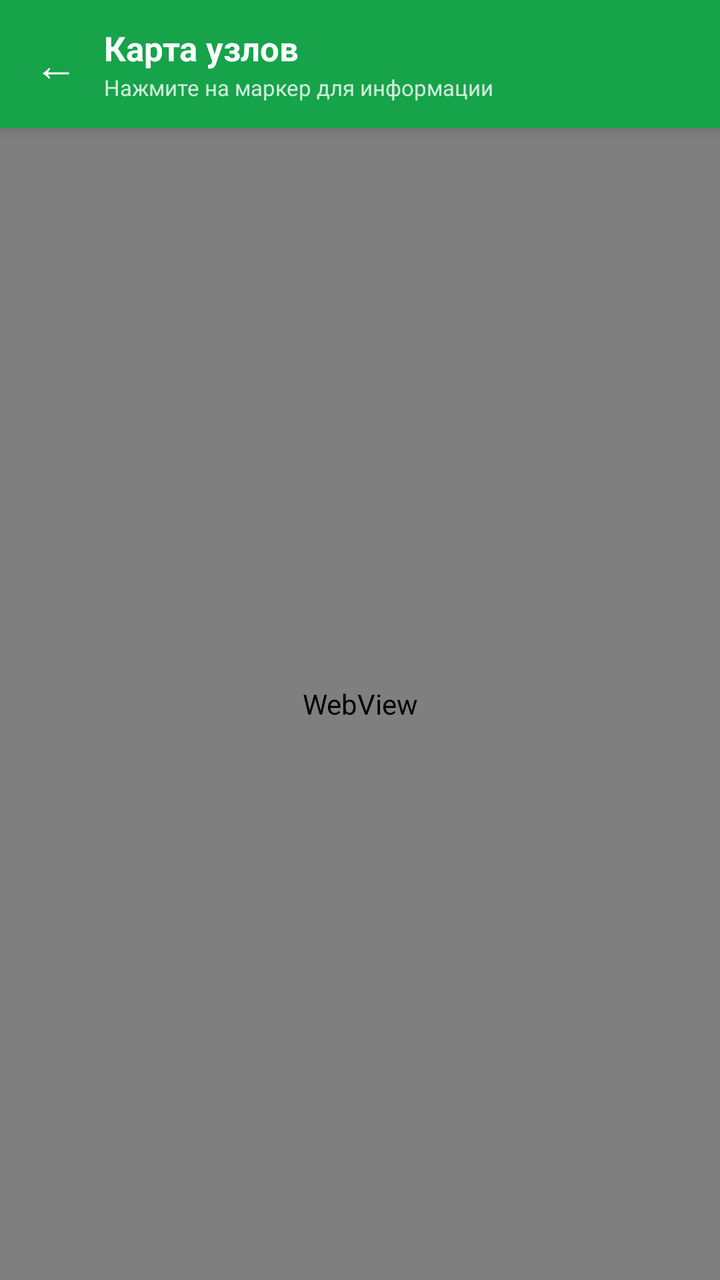
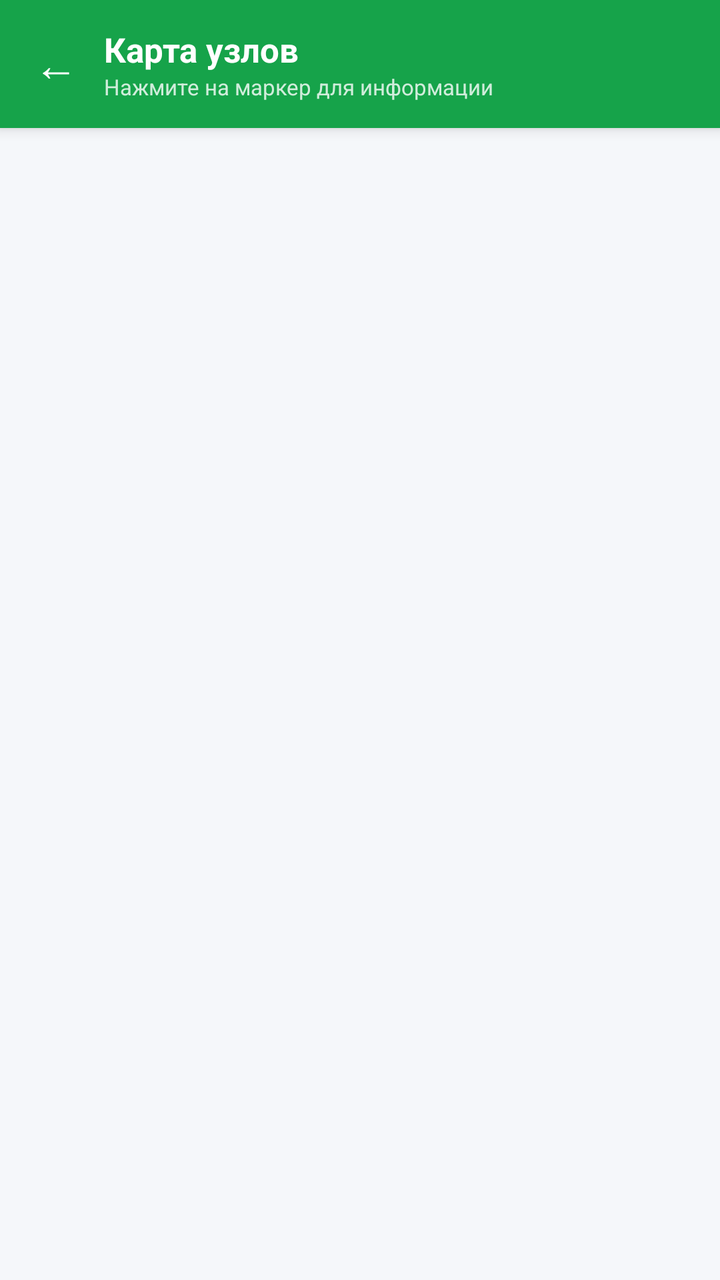

An Android layout rendered at two revisions. The XML below is the earlier revision; the diff shows what the commit changed to produce the second picture.
<!-- AndroidManifest.xml: application theme Theme.HierarchyApp -->
<!-- res/layout/activity_map.xml -->
<?xml version="1.0" encoding="utf-8"?>
<LinearLayout xmlns:android="http://schemas.android.com/apk/res/android"
    android:layout_width="match_parent"
    android:layout_height="match_parent"
    android:orientation="vertical">

    
    <LinearLayout
        android:layout_width="match_parent"
        android:layout_height="wrap_content"
        android:background="@color/level3_accent"
        android:orientation="horizontal"
        android:gravity="center_vertical"
        android:paddingStart="4dp"
        android:paddingEnd="16dp"
        android:paddingTop="8dp"
        android:paddingBottom="8dp"
        android:elevation="4dp">

        <TextView
            android:id="@+id/btnBack"
            android:layout_width="48dp"
            android:layout_height="48dp"
            android:text="←"
            android:textSize="22sp"
            android:textColor="#FFFFFF"
            android:gravity="center"
            android:padding="8dp"/>

        <LinearLayout
            android:layout_width="0dp"
            android:layout_height="wrap_content"
            android:layout_weight="1"
            android:orientation="vertical">

            <TextView
                android:layout_width="wrap_content"
                android:layout_height="wrap_content"
                android:text="Карта узлов"
                android:textColor="#FFFFFF"
                android:textSize="17sp"
                android:textStyle="bold"/>

            <TextView
                android:layout_width="wrap_content"
                android:layout_height="wrap_content"
                android:text="Нажмите на маркер для информации"
                android:textColor="#CCFFFFFF"
                android:textSize="11sp"
                android:layout_marginTop="1dp"/>
        </LinearLayout>
    </LinearLayout>

    <WebView
        android:id="@+id/webView"
        android:layout_width="match_parent"
        android:layout_height="0dp"
        android:layout_weight="1"/>

</LinearLayout>
<!-- resources referenced by this layout -->
<resources>
  <color name="level3_accent">#16A34A</color>
  <style name="Theme.HierarchyApp" parent="Theme.MaterialComponents.DayNight.NoActionBar">
          <item name="colorPrimary">@color/primary</item>
          <item name="colorPrimaryVariant">@color/primary_dark</item>
          <item name="colorOnPrimary">#FFFFFF</item>
          <item name="android:windowBackground">@color/background</item>
          <item name="android:statusBarColor">@color/primary_dark</item>
      </style>
  <color name="primary">#1565C0</color>
  <color name="primary_dark">#0D47A1</color>
  <color name="background">#F5F7FA</color>
</resources>

<!-- the commit's change to res/layout/activity_map.xml (unified diff, before → after) -->
@@ -1,11 +1,11 @@
 <?xml version="1.0" encoding="utf-8"?>
-<LinearLayout xmlns:android="http://schemas.android.com/apk/res/android"
+<FrameLayout xmlns:android="http://schemas.android.com/apk/res/android"
     android:layout_width="match_parent"
-    android:layout_height="match_parent"
-    android:orientation="vertical">
+    android:layout_height="match_parent">
 
     
     <LinearLayout
+        android:id="@+id/mapHeader"
         android:layout_width="match_parent"
         android:layout_height="wrap_content"
         android:background="@color/level3_accent"
@@ -24,8 +24,7 @@
             android:text="←"
             android:textSize="22sp"
             android:textColor="#FFFFFF"
-            android:gravity="center"
-            android:padding="8dp"/>
+            android:gravity="center"/>
 
         <LinearLayout
             android:layout_width="0dp"
@@ -46,15 +45,81 @@
                 android:layout_height="wrap_content"
                 android:text="Нажмите на маркер для информации"
                 android:textColor="#CCFFFFFF"
-                android:textSize="11sp"
-                android:layout_marginTop="1dp"/>
+                android:textSize="11sp"/>
         </LinearLayout>
     </LinearLayout>
 
-    <WebView
-        android:id="@+id/webView"
+    
+    <FrameLayout
+        android:id="@+id/mapContainer"
         android:layout_width="match_parent"
-        android:layout_height="0dp"
-        android:layout_weight="1"/>
+        android:layout_height="match_parent"
+        android:layout_marginTop="64dp"/>
 
-</LinearLayout>
+    
+    <LinearLayout
+        android:id="@+id/mapPopup"
+        android:layout_width="match_parent"
+        android:layout_height="wrap_content"
+        android:layout_gravity="bottom"
+        android:background="@drawable/card_background"
+        android:orientation="vertical"
+        android:padding="16dp"
+        android:visibility="gone"
+        android:elevation="8dp">
+
+        <LinearLayout
+            android:layout_width="match_parent"
+            android:layout_height="wrap_content"
+            android:orientation="horizontal"
+            android:gravity="center_vertical"
+            android:layout_marginBottom="10dp">
+
+            <TextView
+                android:id="@+id/popupTitle"
+                android:layout_width="0dp"
+                android:layout_height="wrap_content"
+                android:layout_weight="1"
+                android:textSize="14sp"
+                android:textStyle="bold"
+                android:textColor="@color/level0_accent"/>
+
+            <TextView
+                android:id="@+id/popupClose"
+                android:layout_width="32dp"
+                android:layout_height="32dp"
+                android:text="✕"
+                android:textSize="18sp"
+                android:gravity="center"
+                android:textColor="@color/text_secondary"/>
+        </LinearLayout>
+
+        <View
+            android:layout_width="match_parent"
+            android:layout_height="1dp"
+            android:background="@color/divider"
+            android:layout_marginBottom="10dp"/>
+
+        <LinearLayout android:layout_width="match_parent" android:layout_height="wrap_content" android:orientation="horizontal" android:paddingBottom="8dp">
+            <TextView android:layout_width="0dp" android:layout_height="wrap_content" android:layout_weight="1" android:text="Класс" android:textSize="12sp" android:textColor="@color/text_secondary"/>
+            <TextView android:id="@+id/popupClass" android:layout_width="wrap_content" android:layout_height="wrap_content" android:textSize="12sp" android:textStyle="bold" android:textColor="@color/text_primary"/>
+        </LinearLayout>
+
+        <LinearLayout android:layout_width="match_parent" android:layout_height="wrap_content" android:orientation="horizontal" android:paddingBottom="8dp">
+            <TextView android:layout_width="0dp" android:layout_height="wrap_content" android:layout_weight="1" android:text="Серийный номер" android:textSize="12sp" android:textColor="@color/text_secondary"/>
+            <TextView android:id="@+id/popupSerial" android:layout_width="wrap_content" android:layout_height="wrap_content" android:textSize="12sp" android:textStyle="bold" android:textColor="@color/text_primary"/>
+        </LinearLayout>
+
+        <LinearLayout android:layout_width="match_parent" android:layout_height="wrap_content" android:orientation="horizontal" android:paddingBottom="8dp">
+            <TextView android:layout_width="0dp" android:layout_height="wrap_content" android:layout_weight="1" android:text="Расположение" android:textSize="12sp" android:textColor="@color/text_secondary"/>
+            <TextView android:id="@+id/popupLocation" android:layout_width="wrap_content" android:layout_height="wrap_content" android:textSize="12sp" android:textStyle="bold" android:textColor="@color/text_primary"/>
+        </LinearLayout>
+
+        <LinearLayout android:layout_width="match_parent" android:layout_height="wrap_content" android:orientation="horizontal">
+            <TextView android:layout_width="0dp" android:layout_height="wrap_content" android:layout_weight="1" android:text="Лимит потребления" android:textSize="12sp" android:textColor="@color/text_secondary"/>
+            <TextView android:id="@+id/popupLimit" android:layout_width="wrap_content" android:layout_height="wrap_content" android:textSize="12sp" android:textStyle="bold" android:textColor="@color/text_primary"/>
+        </LinearLayout>
+
+    </LinearLayout>
+
+</FrameLayout>
<!-- resource entries referenced after the edit -->
@@ -1,6 +1,18 @@
 <!-- resources referenced by this layout -->
 <resources>
+  <color name="divider">#E0E4EA</color>
+  <color name="level0_accent">#3B4FE0</color>
   <color name="level3_accent">#16A34A</color>
+  <color name="text_primary">#1A1A2E</color>
+  <color name="text_secondary">#6B7280</color>
+  <!-- drawable card_background (drawable) -->
+  <?xml version="1.0" encoding="utf-8"?>
+  <shape xmlns:android="http://schemas.android.com/apk/res/android"
+      android:shape="rectangle">
+      <solid android:color="#FFFFFF"/>
+      <corners android:radius="8dp"/>
+      <stroke android:width="1dp" android:color="@color/divider"/>
+  </shape>
   <style name="Theme.HierarchyApp" parent="Theme.MaterialComponents.DayNight.NoActionBar">
           <item name="colorPrimary">@color/primary</item>
           <item name="colorPrimaryVariant">@color/primary_dark</item>
